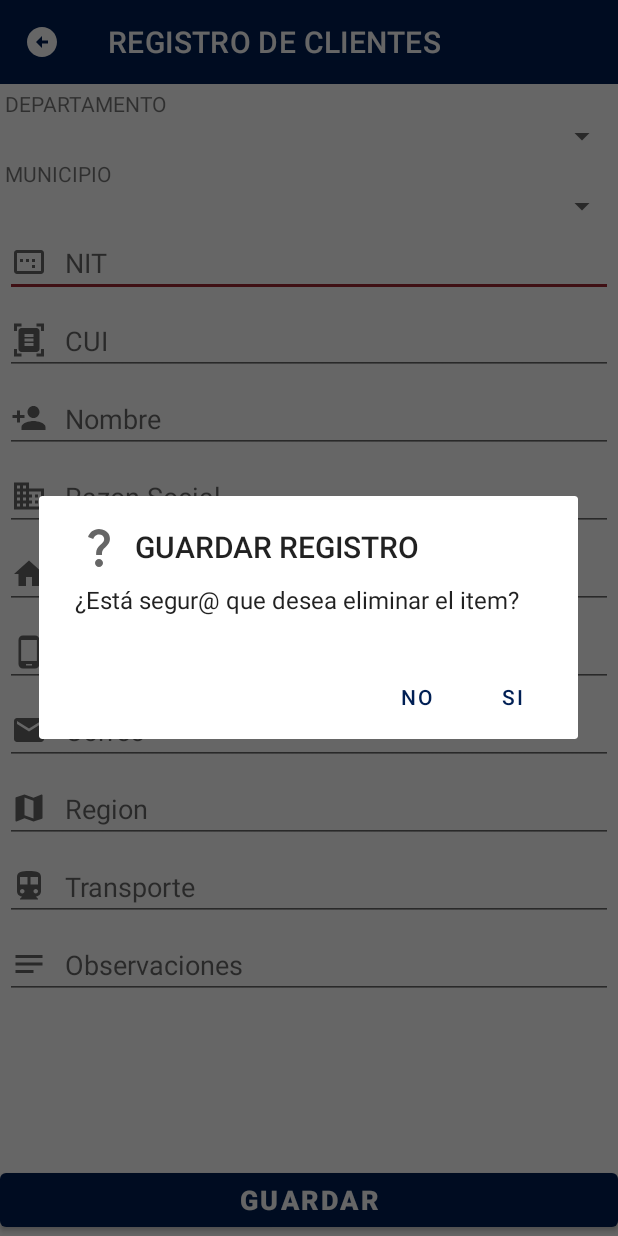
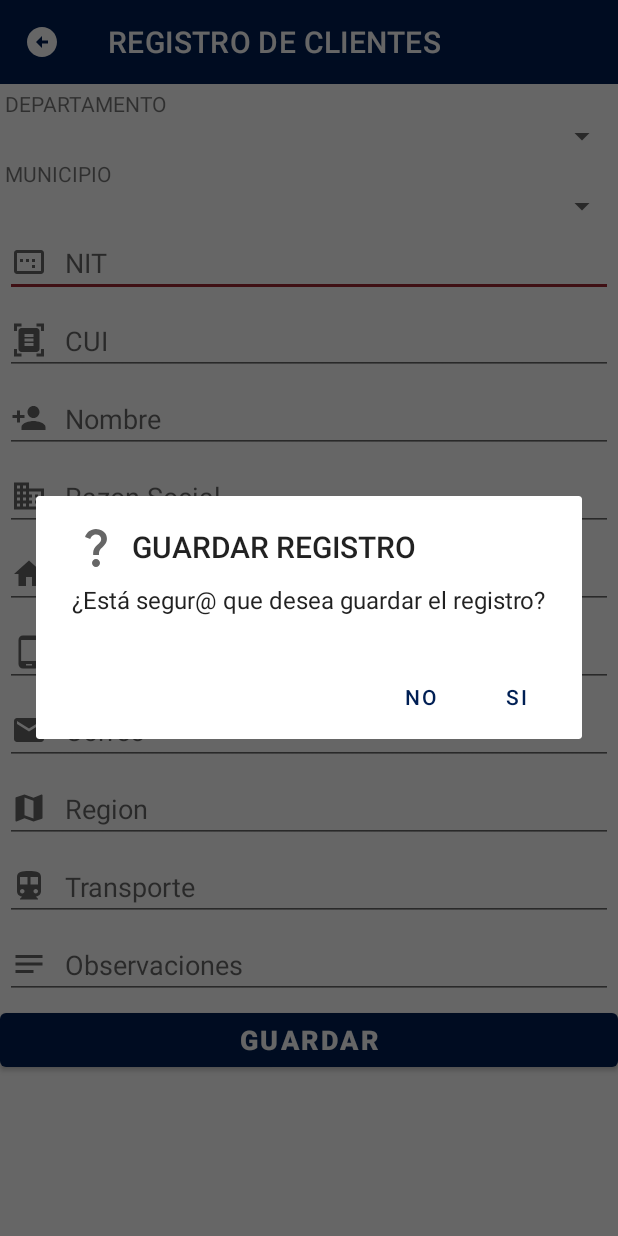
Before and after one commit to JsBoch/pedidosdm, an Android app: the RegistroClienteActivity screen opened directly, with no data from a screen before it, after a tap on "GUARDAR", on a phone screen of 412 x 824 dp. Run offline under Robolectric (Android 15) with nearby library versions, the phone set to English and light mode, and no system bars; our stand-ins replace Volley; network calls fail; 2 statements that could not run were skipped.

Commit message:
Este commit incluye el registro de municipio para un pedido

```diff
--- a/app/src/main/java/com/mym/pedidosdm/view/ConfirmacionPedidoActivity.java
+++ b/app/src/main/java/com/mym/pedidosdm/view/ConfirmacionPedidoActivity.java
@@ -123,6 +123,7 @@ public class ConfirmacionPedidoActivity extends AppCompatActivity {
                                 final JSONObject jsonObject = new JSONObject();
                                 try {
                                     jsonObject.put("id_departamento",itemCliente.getDepartamentoId());
+                                    jsonObject.put("id_municipio",itemCliente.getMunicipioId());
                                     jsonObject.put("id_empleado", UsuarioBase.get().getUsuarioId());
                                     jsonObject.put("codigo_cliente",itemCliente.getCodigo());
                                     jsonObject.put("nombre_cliente",itemCliente.getNombre());
@@ -163,7 +164,7 @@ public class ConfirmacionPedidoActivity extends AppCompatActivity {
                                     e.printStackTrace();
                                 }
 
-                                binding.etObservacionesGeneral.setText(objJSEnvio.toString());
+                                //binding.etObservacionesGeneral.setText(jsonObject.toString());
                                 /* ++++++++++++++++++++++++++++++++++++++++ */
                                 RequestQueue requestQueue = Volley.newRequestQueue(getApplicationContext());
                                 String URL = getString(R.string.URL_RegistroPedido);
@@ -190,10 +191,12 @@ public class ConfirmacionPedidoActivity extends AppCompatActivity {
                                             else
                                             {
                                                 //crear un intent para mostrar mensaje de error
+                                                Toast.makeText(ConfirmacionPedidoActivity.this, codigo.toString(), Toast.LENGTH_LONG).show();
                                             }
                                         }
                                         catch (JSONException ex)
                                         {
+                                            Toast.makeText(ConfirmacionPedidoActivity.this, ex.getMessage(), Toast.LENGTH_LONG).show();
                                             ex.printStackTrace();
                                         }
                                     }
--- a/app/src/main/java/com/mym/pedidosdm/view/OrderProductActivity.java
+++ b/app/src/main/java/com/mym/pedidosdm/view/OrderProductActivity.java
@@ -206,7 +206,8 @@ public class OrderProductActivity extends AppCompatActivity implements AdapterVi
                         String codigo = jsonObject.optString("codigo");
                         String nombre = jsonObject.optString("nombre");
                         int departamentoId = jsonObject.optInt("iddepartamento");
-                        clientList.add(new ClienteMYM(codigo,nombre,departamentoId));
+                        int municipioId = jsonObject.optInt("idmunicipio");
+                        clientList.add(new ClienteMYM(codigo,nombre,departamentoId,municipioId));
                         clientAdapter = new ArrayAdapter<>(OrderProductActivity.this,
                                 android.R.layout.simple_spinner_item,clientList);
                         clientAdapter.setDropDownViewResource(android.R.layout.simple_spinner_dropdown_item);
@@ -233,7 +234,7 @@ public class OrderProductActivity extends AppCompatActivity implements AdapterVi
         binding.spProducto.setOnItemSelectedListener(this);
         binding.spCliente.setOnItemSelectedListener(this);
 
-        //VALIDACIÓN PARA AGERGAR PRODUCTOS AL VENIR DE CONFIRMACIÓN DE PEDIDO
+        //VALIDACIÓN PARA AGREGAR PRODUCTOS AL VENIR DE CONFIRMACIÓN DE PEDIDO
         if(getIntent().getSerializableExtra("listaProducto") != null) {
             //listaRegistro = (ArrayList<RegistroProducto>)getIntent().getSerializableExtra("listaProducto");
             listaRegistro = getIntent().getParcelableArrayListExtra("listaProducto");
--- a/app/src/main/java/com/mym/pedidosdm/view/RegistroClienteActivity.java
+++ b/app/src/main/java/com/mym/pedidosdm/view/RegistroClienteActivity.java
@@ -164,7 +164,7 @@ public class RegistroClienteActivity extends AppCompatActivity implements Adapte
                 new AlertDialog.Builder(RegistroClienteActivity.this)
                         .setIcon(R.drawable.ic_dialog_question_24)
                         .setTitle("GUARDAR REGISTRO")
-                        .setMessage("¿Está segur@ que desea eliminar el item?")
+                        .setMessage("¿Está segur@ que desea guardar el registro?")
                         .setPositiveButton("Si", new DialogInterface.OnClickListener() {
                             @Override
                             public void onClick(DialogInterface dialogInterface, int i) {
@@ -307,8 +307,6 @@ public class RegistroClienteActivity extends AppCompatActivity implements Adapte
                 jsonCliente.put("transporte",binding.etTransporte.getText().toString());
                 jsonCliente.put("codigo_postal",itemDepartamento.getCodigo_postal());
 
-                Toast.makeText(this, "municipio " + itemMunicipio.getId_municipio(), Toast.LENGTH_SHORT).show();
-
                 RequestQueue queueCliente = Volley.newRequestQueue(RegistroClienteActivity.this);
                 String URLRegistroCliente = getString(R.string.URL_RegistroCliente);
                 StringRequest requestCliente = new StringRequest(Request.Method.POST, URLRegistroCliente, new Response.Listener<String>() {
@@ -328,6 +326,7 @@ public class RegistroClienteActivity extends AppCompatActivity implements Adapte
                                 binding.etRegion.setText("");
                                 binding .etTransporte.setText("");
                                 binding.etObservaciones.setText("");
+                                Toast.makeText(RegistroClienteActivity.this, "Registro almacenado", Toast.LENGTH_SHORT).show();
                             } else {
                                 //Crear activity de error
                             }
--- a/app/src/main/res/layout/activity_registro_cliente.xml
+++ b/app/src/main/res/layout/activity_registro_cliente.xml
@@ -1,11 +1,15 @@
 <?xml version="1.0" encoding="utf-8"?>
-<LinearLayout xmlns:android="http://schemas.android.com/apk/res/android"
+<ScrollView xmlns:android="http://schemas.android.com/apk/res/android"
     xmlns:app="http://schemas.android.com/apk/res-auto"
     xmlns:tools="http://schemas.android.com/tools"
     android:layout_width="match_parent"
     android:layout_height="match_parent"
-    android:orientation="vertical"
     tools:context=".view.RegistroClienteActivity">
+
+    <LinearLayout
+        android:layout_width="match_parent"
+        android:layout_height="match_parent"
+        android:orientation="vertical">
 
         <include
             layout="@layout/app_bar_main"
@@ -49,8 +53,9 @@
             android:layout_margin="3dp"
             android:drawableStart="@drawable/ic_nit_cliente_24"
             android:drawablePadding="12dp"
-        android:inputType="textCapCharacters"
-        android:hint="NIT" />
+            android:hint="NIT"
+            android:inputType="textCapCharacters" />
+
         <EditText
             android:id="@+id/etCUI"
             android:layout_width="match_parent"
@@ -58,8 +63,8 @@
             android:layout_margin="3dp"
             android:drawableStart="@drawable/ic_cliente_cui_24"
             android:drawablePadding="12dp"
-        android:inputType="textCapCharacters"
-        android:hint="CUI"/>
+            android:hint="CUI"
+            android:inputType="textCapCharacters" />
 
         <EditText
             android:id="@+id/etNombre"
@@ -68,8 +73,8 @@
             android:layout_margin="3dp"
             android:drawableStart="@drawable/ic_cliente_add_24"
             android:drawablePadding="12dp"
-        android:inputType="textCapCharacters"
-        android:hint="Nombre" />
+            android:hint="Nombre"
+            android:inputType="textCapCharacters" />
 
         <EditText
             android:id="@+id/etRazonSocial"
@@ -78,18 +83,18 @@
             android:layout_margin="3dp"
             android:drawableStart="@drawable/ic_cliente_reazonsocial_24"
             android:drawablePadding="12dp"
-        android:inputType="textCapCharacters"
-        android:hint="Razon Social" />
+            android:hint="Razon Social"
+            android:inputType="textCapCharacters" />
 
         <EditText
             android:id="@+id/etDireccion"
             android:layout_width="match_parent"
             android:layout_height="wrap_content"
             android:layout_margin="3dp"
-        android:inputType="textCapCharacters"
             android:drawableStart="@drawable/ic_cliente_direccion_24"
             android:drawablePadding="12dp"
-        android:hint="Dirección" />
+            android:hint="Dirección"
+            android:inputType="textCapCharacters" />
 
         <EditText
             android:id="@+id/etTelefono"
@@ -116,20 +121,20 @@
             android:layout_width="match_parent"
             android:layout_height="wrap_content"
             android:layout_margin="3dp"
-        android:inputType="textCapCharacters"
             android:drawableStart="@drawable/ic_cliente_region_map_24"
             android:drawablePadding="12dp"
-        android:hint="Region" />
+            android:hint="Region"
+            android:inputType="textCapCharacters" />
 
         <EditText
             android:id="@+id/etTransporte"
             android:layout_width="match_parent"
             android:layout_height="wrap_content"
             android:layout_margin="3dp"
-        android:inputType="textCapCharacters"
             android:drawableStart="@drawable/ic_cliente_transporte_transit_24"
             android:drawablePadding="12dp"
-        android:hint="Transporte" />
+            android:hint="Transporte"
+            android:inputType="textCapCharacters" />
 
         <EditText
             android:id="@+id/etObservaciones"
@@ -154,3 +159,4 @@
             android:textSize="18sp"
             android:textStyle="bold" />
     </LinearLayout>
+</ScrollView>
```
Also changed, not shown: app/src/main/java/com/mym/pedidosdm/model/ClienteMYM.java (+12 -1 lines). Lines whose indentation alone changed are shown as unchanged.
